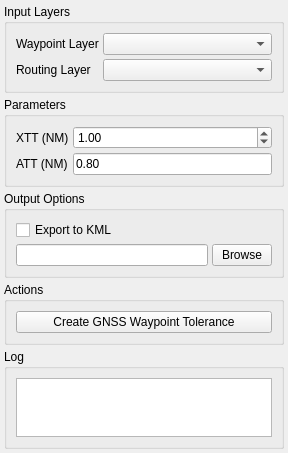
First picture: the form in Q_Pansopy/ui/pbn/qpansopy_gnss_waypoint_dockwidget.ui, repository FLYGHT7/qpansopy, before the edit.
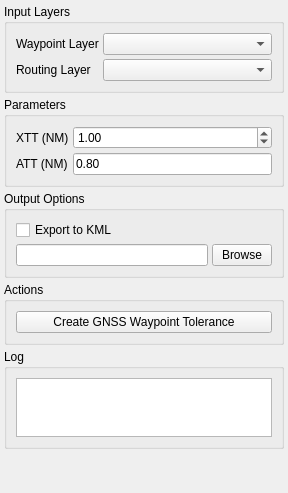
Second picture: the form after the edit. Custom widgets are drawn as their Qt base class.

Commit message:
fix(ui): Add Fixed sizePolicy to all groups to prevent expansion
- All group boxes now have sizePolicy vsizetype=Fixed
- Added vertical spacer at bottom to push content up
- Groups will maintain compact size without extra empty space

Diff of the .ui file:
```diff
--- a/Q_Pansopy/ui/pbn/qpansopy_gnss_waypoint_dockwidget.ui
+++ b/Q_Pansopy/ui/pbn/qpansopy_gnss_waypoint_dockwidget.ui
@@ -213,6 +213,19 @@
       </layout>
      </widget>
     </item>
+    <item>
+     <spacer name="verticalSpacer">
+      <property name="orientation">
+       <enum>Qt::Vertical</enum>
+      </property>
+      <property name="sizeHint" stdset="0">
+       <size>
+        <width>20</width>
+        <height>40</height>
+       </size>
+      </property>
+     </spacer>
+    </item>
    </layout>
   </widget>
  </widget>
```
Left out of the diff: 30 changed lines with no effect on the pictures.
